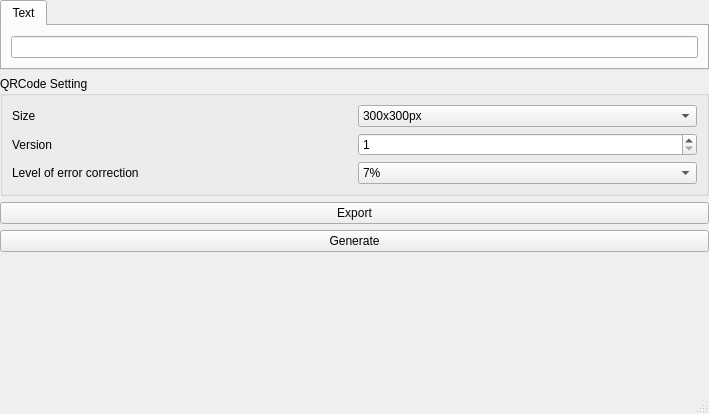
Before: the Qt Designer form appmain/mainwindow.ui in grit-li/QRcodeGenerator, drawn with Qt 5.
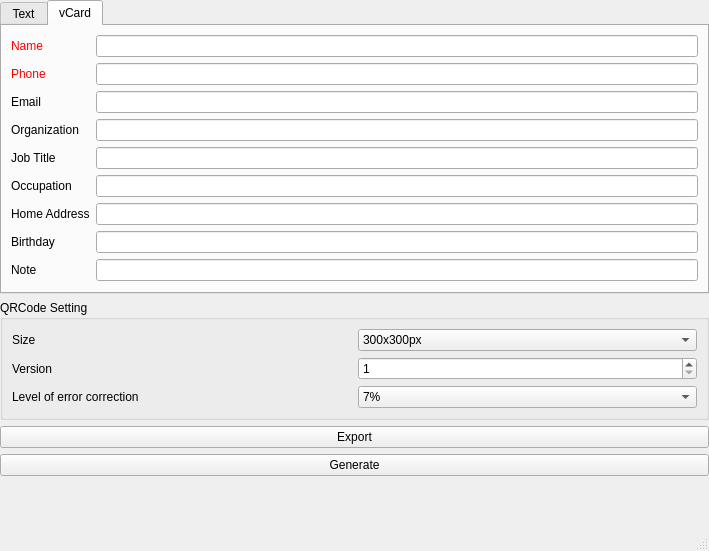
After: the same form once the commit is applied. The open tabs and pages were chosen to show the change.

Commit message: [功能新增]支持个人名片

```diff
--- a/appmain/mainwindow.ui
+++ b/appmain/mainwindow.ui
@@ -7,7 +7,7 @@
     <x>0</x>
     <y>0</y>
     <width>709</width>
-    <height>414</height>
+    <height>551</height>
    </rect>
   </property>
   <property name="windowTitle">
@@ -31,29 +31,6 @@
       </property>
      </widget>
     </item>
-    <item row="3" column="0">
-     <widget class="QTabWidget" name="tabWidget">
-      <property name="sizePolicy">
-       <sizepolicy hsizetype="Preferred" vsizetype="Preferred">
-        <horstretch>0</horstretch>
-        <verstretch>0</verstretch>
-       </sizepolicy>
-      </property>
-      <property name="currentIndex">
-       <number>0</number>
-      </property>
-      <widget class="QWidget" name="tab_text">
-       <attribute name="title">
-        <string>Text</string>
-       </attribute>
-       <layout class="QGridLayout" name="gridLayout_2">
-        <item row="0" column="0">
-         <widget class="QLineEdit" name="lineEdit_text"/>
-        </item>
-       </layout>
-      </widget>
-     </widget>
-    </item>
     <item row="6" column="0">
      <widget class="QPushButton" name="pushButton_generate">
       <property name="text">
@@ -83,6 +60,37 @@
        <string>QRCode Setting</string>
       </property>
       <layout class="QGridLayout" name="gridLayout_3">
+       <item row="2" column="1">
+        <widget class="QComboBox" name="comboBox_qrcode_error_level">
+         <item>
+          <property name="text">
+           <string>7%</string>
+          </property>
+         </item>
+         <item>
+          <property name="text">
+           <string>15%</string>
+          </property>
+         </item>
+         <item>
+          <property name="text">
+           <string>25%</string>
+          </property>
+         </item>
+         <item>
+          <property name="text">
+           <string>30%</string>
+          </property>
+         </item>
+        </widget>
+       </item>
+       <item row="0" column="0">
+        <widget class="QLabel" name="label">
+         <property name="text">
+          <string>Size</string>
+         </property>
+        </widget>
+       </item>
        <item row="0" column="1">
         <widget class="QComboBox" name="comboBox_qrcode_size">
          <item>
@@ -107,6 +115,13 @@
          </item>
         </widget>
        </item>
+       <item row="2" column="0">
+        <widget class="QLabel" name="label_3">
+         <property name="text">
+          <string>Level of error correction</string>
+         </property>
+        </widget>
+       </item>
        <item row="1" column="1">
         <widget class="QSpinBox" name="spinBox_qrcode_version">
          <property name="minimum">
@@ -117,13 +132,6 @@
          </property>
         </widget>
        </item>
-       <item row="0" column="0">
-        <widget class="QLabel" name="label">
-         <property name="text">
-          <string>Size</string>
-         </property>
-        </widget>
-       </item>
        <item row="1" column="0">
         <widget class="QLabel" name="label_2">
          <property name="text">
@@ -131,40 +139,239 @@
          </property>
         </widget>
        </item>
-       <item row="2" column="0">
-        <widget class="QLabel" name="label_3">
-         <property name="text">
-          <string>Level of error correction</string>
-         </property>
-        </widget>
-       </item>
-       <item row="2" column="1">
-        <widget class="QComboBox" name="comboBox_qrcode_error_level">
-         <item>
-          <property name="text">
-           <string>7%</string>
-          </property>
-         </item>
-         <item>
-          <property name="text">
-           <string>15%</string>
-          </property>
-         </item>
-         <item>
-          <property name="text">
-           <string>25%</string>
-          </property>
-         </item>
-         <item>
-          <property name="text">
-           <string>30%</string>
-          </property>
-         </item>
-        </widget>
-       </item>
       </layout>
      </widget>
     </item>
+    <item row="3" column="0">
+     <widget class="QTabWidget" name="tabWidget_input">
+      <property name="sizePolicy">
+       <sizepolicy hsizetype="Preferred" vsizetype="Preferred">
+        <horstretch>0</horstretch>
+        <verstretch>0</verstretch>
+       </sizepolicy>
+      </property>
+      <property name="currentIndex">
+       <number>0</number>
+      </property>
+      <widget class="QWidget" name="tab_text">
+       <attribute name="title">
+        <string>Text</string>
+       </attribute>
+       <layout class="QGridLayout" name="gridLayout_2">
+        <item row="0" column="0">
+         <widget class="QLineEdit" name="lineEdit_text"/>
+        </item>
+       </layout>
+      </widget>
+      <widget class="QWidget" name="tab_vcard">
+       <attribute name="title">
+        <string>vCard</string>
+       </attribute>
+       <layout class="QGridLayout" name="gridLayout_4">
+        <item row="1" column="0">
+         <widget class="QLabel" name="label_5">
+          <property name="palette">
+           <palette>
+            <active>
+             <colorrole role="WindowText">
+              <brush brushstyle="SolidPattern">
+               <color alpha="255">
+                <red>255</red>
+                <green>0</green>
+                <blue>0</blue>
+               </color>
+              </brush>
+             </colorrole>
+            </active>
+            <inactive>
+             <colorrole role="WindowText">
+              <brush brushstyle="SolidPattern">
+               <color alpha="255">
+                <red>255</red>
+                <green>0</green>
+                <blue>0</blue>
+               </color>
+              </brush>
+             </colorrole>
+            </inactive>
+            <disabled>
+             <colorrole role="WindowText">
+              <brush brushstyle="SolidPattern">
+               <color alpha="255">
+                <red>120</red>
+                <green>120</green>
+                <blue>120</blue>
+               </color>
+              </brush>
+             </colorrole>
+            </disabled>
+           </palette>
+          </property>
+          <property name="text">
+           <string>Phone</string>
+          </property>
+         </widget>
+        </item>
+        <item row="8" column="2">
+         <widget class="QLineEdit" name="lineEdit_vcard_birthday">
+          <property name="text">
+           <string/>
+          </property>
+         </widget>
+        </item>
+        <item row="0" column="0">
+         <widget class="QLabel" name="label_4">
+          <property name="palette">
+           <palette>
+            <active>
+             <colorrole role="WindowText">
+              <brush brushstyle="SolidPattern">
+               <color alpha="255">
+                <red>255</red>
+                <green>0</green>
+                <blue>0</blue>
+               </color>
+              </brush>
+             </colorrole>
+            </active>
+            <inactive>
+             <colorrole role="WindowText">
+              <brush brushstyle="SolidPattern">
+               <color alpha="255">
+                <red>255</red>
+                <green>0</green>
+                <blue>0</blue>
+               </color>
+              </brush>
+             </colorrole>
+            </inactive>
+            <disabled>
+             <colorrole role="WindowText">
+              <brush brushstyle="SolidPattern">
+               <color alpha="255">
+                <red>120</red>
+                <green>120</green>
+                <blue>120</blue>
+               </color>
+              </brush>
+             </colorrole>
+            </disabled>
+           </palette>
+          </property>
+          <property name="text">
+           <string>Name</string>
+          </property>
+         </widget>
+        </item>
+        <item row="7" column="0">
+         <widget class="QLabel" name="label_8">
+          <property name="text">
+           <string>Home Address</string>
+          </property>
+         </widget>
+        </item>
+        <item row="9" column="0">
+         <widget class="QLabel" name="label_10">
+          <property name="text">
+           <string>Note</string>
+          </property>
+         </widget>
+        </item>
+        <item row="5" column="2">
+         <widget class="QLineEdit" name="lineEdit_vcard_job_title">
+          <property name="text">
+           <string/>
+          </property>
+         </widget>
+        </item>
+        <item row="8" column="0">
+         <widget class="QLabel" name="label_9">
+          <property name="text">
+           <string>Birthday</string>
+          </property>
+         </widget>
+        </item>
+        <item row="0" column="2">
+         <widget class="QLineEdit" name="lineEdit_vcard_name">
+          <property name="text">
+           <string/>
+          </property>
+         </widget>
+        </item>
+        <item row="4" column="0">
+         <widget class="QLabel" name="label_7">
+          <property name="text">
+           <string>Organization</string>
+          </property>
+         </widget>
+        </item>
+        <item row="6" column="0">
+         <widget class="QLabel" name="label_12">
+          <property name="text">
+           <string>Occupation</string>
+          </property>
+         </widget>
+        </item>
+        <item row="7" column="2">
+         <widget class="QLineEdit" name="lineEdit_vcard_home_address">
+          <property name="text">
+           <string/>
+          </property>
+         </widget>
+        </item>
+        <item row="9" column="2">
+         <widget class="QLineEdit" name="lineEdit_vcard_note">
+          <property name="text">
+           <string/>
+          </property>
+         </widget>
+        </item>
+        <item row="2" column="0">
+         <widget class="QLabel" name="label_6">
+          <property name="text">
+           <string>Email</string>
+          </property>
+         </widget>
+        </item>
+        <item row="2" column="2">
+         <widget class="QLineEdit" name="lineEdit_vcard_email">
+          <property name="text">
+           <string/>
+          </property>
+         </widget>
+        </item>
+        <item row="6" column="2">
+         <widget class="QLineEdit" name="lineEdit_vcard_occupation">
+          <property name="text">
+           <string/>
+          </property>
+         </widget>
+        </item>
+        <item row="5" column="0">
+         <widget class="QLabel" name="label_11">
+          <property name="text">
+           <string>Job Title</string>
+          </property>
+         </widget>
+        </item>
+        <item row="4" column="2">
+         <widget class="QLineEdit" name="lineEdit_vcard_organization">
+          <property name="text">
+           <string/>
+          </property>
+         </widget>
+        </item>
+        <item row="1" column="2">
+         <widget class="QLineEdit" name="lineEdit_vcard_phone">
+          <property name="text">
+           <string/>
+          </property>
+         </widget>
+        </item>
+       </layout>
+      </widget>
+     </widget>
+    </item>
    </layout>
   </widget>
   <widget class="QMenuBar" name="menubar">
```
The commit also changes 1 other file.
